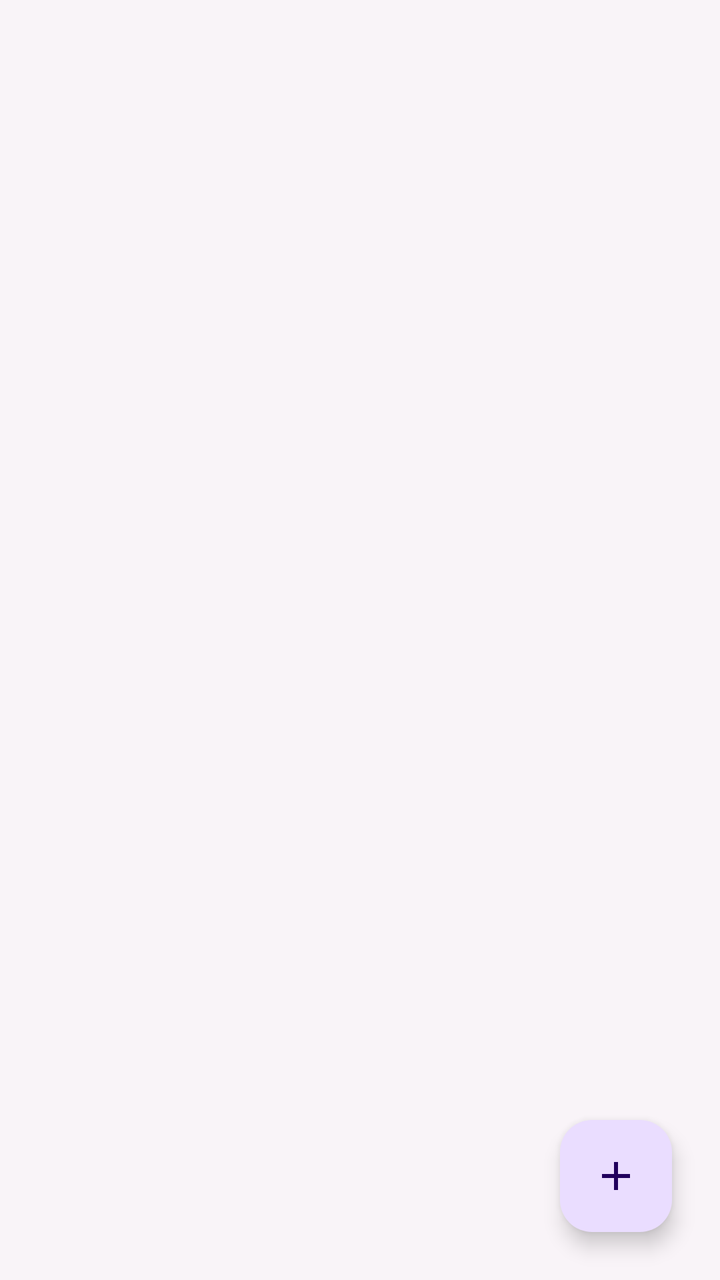
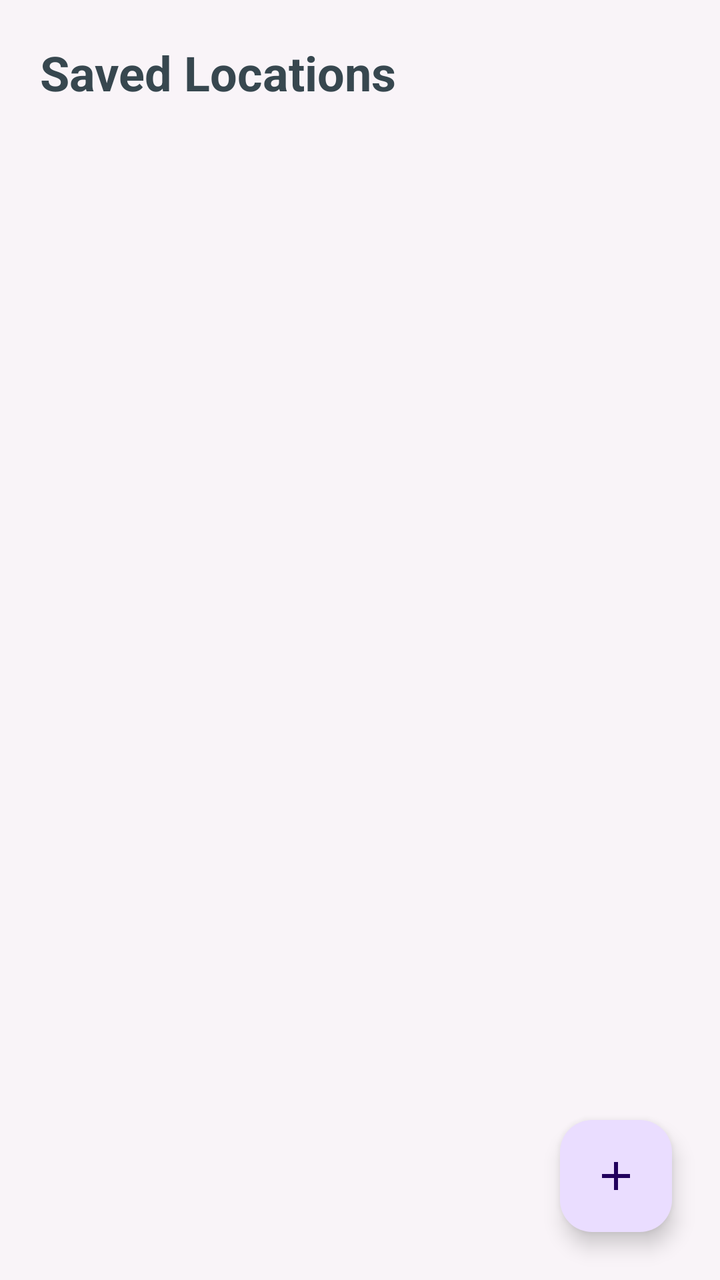

Two renders of the same Android screen: before a commit and after it. Below are the layout's source before the change and the commit's diff.
<!-- AndroidManifest.xml: application theme Theme.TrueDistance -->
<!-- res/layout/fragment_saved_locations.xml -->
<?xml version="1.0" encoding="utf-8"?>
<androidx.constraintlayout.widget.ConstraintLayout
    xmlns:android="http://schemas.android.com/apk/res/android"
    xmlns:app="http://schemas.android.com/apk/res-auto"
    android:layout_width="match_parent"
    android:layout_height="match_parent"
    android:background="@color/background_soft">

    <androidx.recyclerview.widget.RecyclerView
        android:id="@+id/recyclerView"
        android:layout_width="0dp"
        android:layout_height="0dp"
        android:paddingTop="8dp"
        android:clipToPadding="false"
        app:layout_constraintTop_toTopOf="parent"
        app:layout_constraintBottom_toBottomOf="parent"
        app:layout_constraintStart_toStartOf="parent"
        app:layout_constraintEnd_toEndOf="parent"
        app:layout_constraintWidth_max="600dp" />

    <TextView
        android:id="@+id/emptyState"
        android:layout_width="wrap_content"
        android:layout_height="wrap_content"
        android:text="@string/no_saved_locations"
        android:textColor="@color/text_secondary"
        android:visibility="gone"
        app:layout_constraintTop_toTopOf="parent"
        app:layout_constraintBottom_toBottomOf="parent"
        app:layout_constraintStart_toStartOf="parent"
        app:layout_constraintEnd_toEndOf="parent" />

    <com.google.android.material.floatingactionbutton.FloatingActionButton
        android:id="@+id/addButton"
        android:layout_width="wrap_content"
        android:layout_height="wrap_content"
        android:layout_margin="24dp"
        android:src="@drawable/ic_add"
        android:contentDescription="@string/add_saved_location"
        app:layout_constraintBottom_toBottomOf="parent"
        app:layout_constraintEnd_toEndOf="@id/recyclerView" />

</androidx.constraintlayout.widget.ConstraintLayout>
<!-- resources referenced by this layout -->
<resources>
  <color name="background_soft">#F9F4F8</color>
  <color name="text_secondary">@color/text_gray_purple</color>
  <!-- drawable ic_add (drawable) -->
  <?xml version="1.0" encoding="utf-8"?>
  <vector xmlns:android="http://schemas.android.com/apk/res/android"
      android:width="24dp"
      android:height="24dp"
      android:viewportWidth="24"
      android:viewportHeight="24"
      android:tint="@color/text_primary">
      <path
          android:fillColor="@android:color/white"
          android:pathData="M19,13h-6v6h-2v-6H5v-2h6V5h2v6h6V13z" />
  </vector>
  <string name="add_saved_location">Save New Location</string>
  <string name="no_saved_locations">No Saved Locations Yet</string>
  <color name="text_gray_purple">#90A4AE</color>
  <color name="text_primary">@color/text_charcoal</color>
  <color name="primary_violet">#7C4DFF</color>
  <color name="primary_violet_dark">#651FFF</color>
  <color name="primary_lavender">#E1BEE7</color>
  <color name="text_on_primary">#FFFFFF</color>
  <style name="Theme.TrueDistance.Dialog" parent="ThemeOverlay.MaterialComponents.MaterialAlertDialog">
          <item name="shapeAppearanceOverlay">@style/ShapeAppearance.App.Dialog</item>
          <item name="android:background">@color/card_white</item>
          <item name="buttonBarPositiveButtonStyle">@style/Widget.App.Button.Text</item>
          <item name="buttonBarNegativeButtonStyle">@style/Widget.App.Button.Text</item>
      </style>
  <style name="Widget.App.Button" parent="Widget.MaterialComponents.Button">
          <item name="cornerRadius">12dp</item>
          <item name="backgroundTint">@color/primary_violet</item>
          <item name="android:textColor">@color/text_on_primary</item>
          <item name="android:insetTop">0dp</item>
          <item name="android:insetBottom">0dp</item>
      </style>
  <style name="Widget.App.BottomNavigationView" parent="Widget.Material3.BottomNavigationView">
          <item name="itemIconTint">@color/nav_item_color_state</item>
          <item name="itemTextColor">@color/nav_label_color_state</item>
          <item name="itemTextAppearanceActive">@style/BottomNavActiveTextAppearance</item>
          <item name="itemTextAppearanceInactive">@style/BottomNavInactiveTextAppearance</item>
          <item name="backgroundTint">@null</item>
          <item name="elevation">0dp</item>
          <item name="labelVisibilityMode">labeled</item>
          <item name="itemPaddingTop">4dp</item>
          <item name="itemPaddingBottom">4dp</item>
      </style>
  <color name="text_charcoal">#37474F</color>
  <style name="ShapeAppearance.App.Dialog" parent="">
          <item name="cornerSize">24dp</item>
      </style>
  <color name="card_white">#FFFFFF</color>
  <style name="Widget.App.Button.Text" parent="Widget.MaterialComponents.Button.TextButton">
          <item name="android:textColor">@color/primary_violet</item>
      </style>
  <style name="BottomNavActiveTextAppearance">
          <item name="android:textSize">0.1sp</item>
      </style>
  <style name="BottomNavInactiveTextAppearance">
          <item name="android:textSize">11sp</item>
          <item name="android:textStyle">bold</item>
      </style>
  <!-- unchanged entries left out for length: 1 -->
</resources>

<!-- the commit's change to res/layout/fragment_saved_locations.xml (unified diff, before → after) -->
@@ -6,13 +6,29 @@
     android:layout_height="match_parent"
     android:background="@color/background_soft">
 
+    
+    <TextView
+        android:id="@+id/screenTitle"
+        android:layout_width="0dp"
+        android:layout_height="wrap_content"
+        android:layout_marginStart="20dp"
+        android:layout_marginTop="20dp"
+        android:text="@string/saved_locations"
+        android:textColor="@color/text_charcoal"
+        android:textSize="24sp"
+        android:textStyle="bold"
+        app:layout_constraintTop_toTopOf="parent"
+        app:layout_constraintStart_toStartOf="parent"
+        app:layout_constraintEnd_toEndOf="parent" />
+
     <androidx.recyclerview.widget.RecyclerView
         android:id="@+id/recyclerView"
         android:layout_width="0dp"
         android:layout_height="0dp"
+        android:layout_marginTop="16dp"
         android:paddingTop="8dp"
         android:clipToPadding="false"
-        app:layout_constraintTop_toTopOf="parent"
+        app:layout_constraintTop_toBottomOf="@id/screenTitle"
         app:layout_constraintBottom_toBottomOf="parent"
         app:layout_constraintStart_toStartOf="parent"
         app:layout_constraintEnd_toEndOf="parent"
<!-- resource entries referenced after the edit -->
@@ -16,6 +16,7 @@
   </vector>
   <string name="add_saved_location">Save New Location</string>
   <string name="no_saved_locations">No Saved Locations Yet</string>
+  <string name="saved_locations">Saved Locations</string>
   <color name="text_gray_purple">#90A4AE</color>
   <color name="text_primary">@color/text_charcoal</color>
   <color name="primary_violet">#7C4DFF</color>
@@ -38,13 +39,14 @@
   <style name="Widget.App.BottomNavigationView" parent="Widget.Material3.BottomNavigationView">
           <item name="itemIconTint">@color/nav_item_color_state</item>
           <item name="itemTextColor">@color/nav_label_color_state</item>
+          <item name="itemActiveIndicatorStyle">@style/Widget.App.ActiveIndicator</item>
           <item name="itemTextAppearanceActive">@style/BottomNavActiveTextAppearance</item>
           <item name="itemTextAppearanceInactive">@style/BottomNavInactiveTextAppearance</item>
           <item name="backgroundTint">@null</item>
           <item name="elevation">0dp</item>
           <item name="labelVisibilityMode">labeled</item>
-          <item name="itemPaddingTop">4dp</item>
-          <item name="itemPaddingBottom">4dp</item>
+          <item name="itemPaddingTop">1dp</item>
+          <item name="itemPaddingBottom">1dp</item>
       </style>
   <color name="text_charcoal">#37474F</color>
   <style name="ShapeAppearance.App.Dialog" parent="">
@@ -54,6 +56,11 @@
   <style name="Widget.App.Button.Text" parent="Widget.MaterialComponents.Button.TextButton">
           <item name="android:textColor">@color/primary_violet</item>
       </style>
+  <style name="Widget.App.ActiveIndicator" parent="Widget.Material3.BottomNavigationView.ActiveIndicator">
+          <item name="android:width">48dp</item>
+          <item name="android:height">48dp</item>
+          <item name="shapeAppearance">@style/ShapeAppearance.App.RoundCircle</item>
+      </style>
   <style name="BottomNavActiveTextAppearance">
           <item name="android:textSize">0.1sp</item>
       </style>
@@ -61,6 +68,9 @@
           <item name="android:textSize">11sp</item>
           <item name="android:textStyle">bold</item>
       </style>
+  <style name="ShapeAppearance.App.RoundCircle" parent="ShapeAppearance.Material3.Corner.Full">
+          <item name="cornerSize">50%</item>
+      </style>
   <!-- unchanged entries left out for length: 1 -->
 </resources>
 
